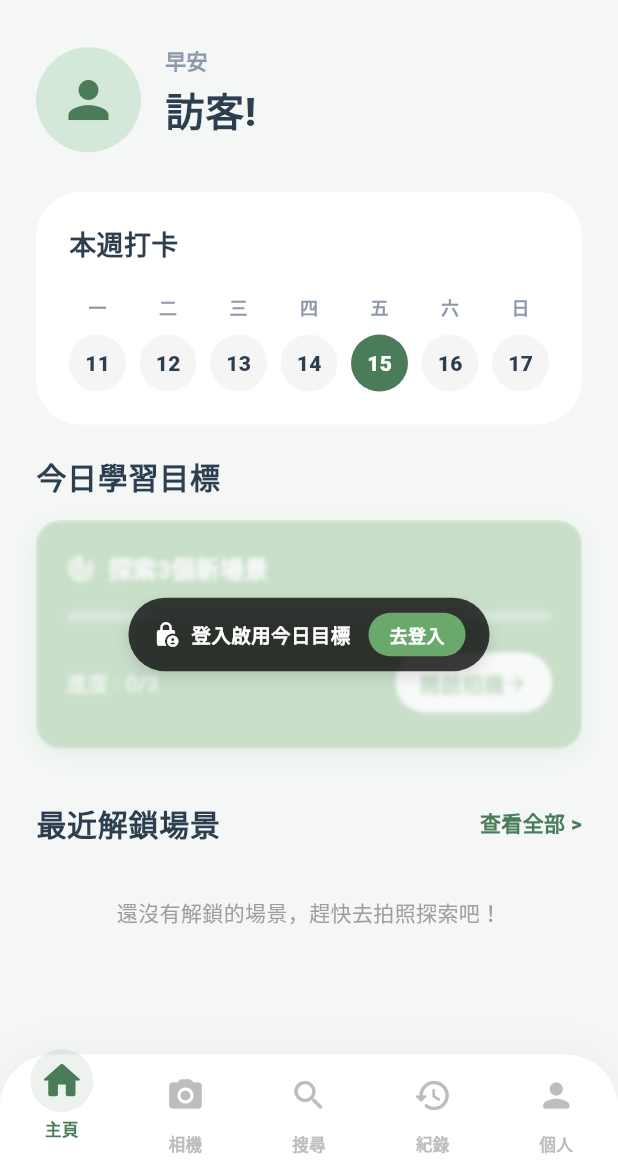
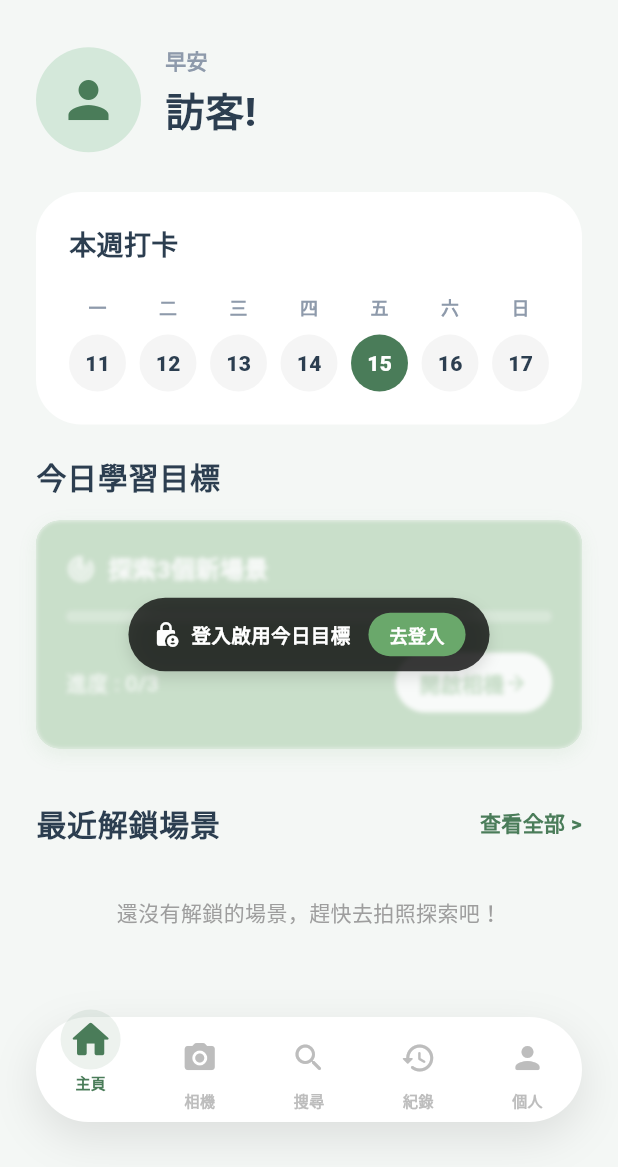
Before and after one commit to s22452007/115502, a Flutter app: the HomeScreen screen opened directly, on a phone screen of 412 x 824 dp, the part 69-1236 px from its top. Run offline on Flutter 3.47's test engine with Material 3 defaults, Android fonts, the phone set to English and light mode, and no system bars; our stand-ins replace camera, firebase_auth, firebase_core, flutter_local_notifications, google_sign_in, image_picker and 2 more; accounts and stored records are empty; network calls fail.

Commit message:
底部欄設計

```diff
--- a/115502/jpn_learning_app/lib/widgets/common/bottom_nav_bar.dart
+++ b/115502/jpn_learning_app/lib/widgets/common/bottom_nav_bar.dart
@@ -13,25 +13,22 @@ class AppBottomNavBar extends StatelessWidget {
 
   @override
   Widget build(BuildContext context) {
+    // 🌟 使用 Padding 或 Margin 讓導航欄不貼齊邊緣，產生懸浮感
     return Container(
-      // 🌟 讓底部導航欄上方帶有大幅度圓角
+      margin: const EdgeInsets.fromLTRB(24, 0, 24, 30), // 左右外距 24，底部距離螢幕 30
+      height: 70,
       decoration: BoxDecoration(
         color: Colors.white,
-        borderRadius: const BorderRadius.only(
-          topLeft: Radius.circular(35),
-          topRight: Radius.circular(35),
-        ),
+        // 🌟 橢圓形核心：設置非常大的圓角
+        borderRadius: BorderRadius.circular(40),
         boxShadow: [
           BoxShadow(
-            color: Colors.black.withOpacity(0.03),
-            blurRadius: 20,
-            offset: const Offset(0, -5),
+            color: Colors.black.withOpacity(0.1), // 稍微明顯一點的陰影，增強懸浮層次
+            blurRadius: 25,
+            offset: const Offset(0, 10),
           ),
         ],
       ),
-      child: SafeArea(
-        child: SizedBox(
-          height: 75,
       child: Row(
         mainAxisAlignment: MainAxisAlignment.spaceAround,
         children: [
@@ -41,8 +38,6 @@ class AppBottomNavBar extends StatelessWidget {
           _buildNavItem(3, Icons.history_rounded, '紀錄'),
           _buildNavItem(4, Icons.person_rounded, '個人'),
         ],
-          ),
-        ),
       ),
     );
   }
@@ -54,15 +49,15 @@ class AppBottomNavBar extends StatelessWidget {
       onTap: () => onTap(index),
       behavior: HitTestBehavior.opaque,
       child: SizedBox(
-        width: 65,
+        width: 60,
         child: AnimatedContainer(
-          duration: const Duration(milliseconds: 400),
-          curve: Curves.elasticOut, // 🌟 更圓潤 Q 彈的曲線
-          transform: Matrix4.translationValues(0, isSelected ? -10.0 : 0.0, 0),
+          duration: const Duration(milliseconds: 500),
+          curve: Curves.elasticOut, // Q 彈曲線
+          // 🌟 點擊時往上移動 12 單位，範圍更大
+          transform: Matrix4.translationValues(0, isSelected ? -12.0 : 0.0, 0),
           child: Column(
             mainAxisAlignment: MainAxisAlignment.center,
             children: [
-              // 🌟 選中時背景有一個淡色的小圓圈感
               AnimatedContainer(
                 duration: const Duration(milliseconds: 400),
                 padding: const EdgeInsets.all(8),
@@ -71,21 +66,23 @@ class AppBottomNavBar extends StatelessWidget {
                   shape: BoxShape.circle,
                 ),
                 child: AnimatedScale(
-                  scale: isSelected ? 1.2 : 1.0,
-                  duration: const Duration(milliseconds: 400),
+                  scale: isSelected ? 1.3 : 1.0, // 放大倍數稍微增加
+                  duration: const Duration(milliseconds: 500),
+                  curve: Curves.elasticOut,
                   child: Icon(
                     icon,
                     color: isSelected ? AppColors.primary : Colors.grey.shade400,
-                    size: 26,
+                    size: 24,
                   ),
                 ),
               ),
-              const SizedBox(height: 4),
+              const SizedBox(height: 2),
+              // 如果導航欄高度有限，可以考慮只在選中時顯示文字，或保持文字小而精緻
               Text(
                 label,
                 style: TextStyle(
                   color: isSelected ? AppColors.primary : Colors.grey.shade400,
-                  fontSize: 11,
+                  fontSize: 10,
                   fontWeight: isSelected ? FontWeight.w900 : FontWeight.w600,
                 ),
               ),
```
Lines whose indentation alone changed are shown as unchanged.
